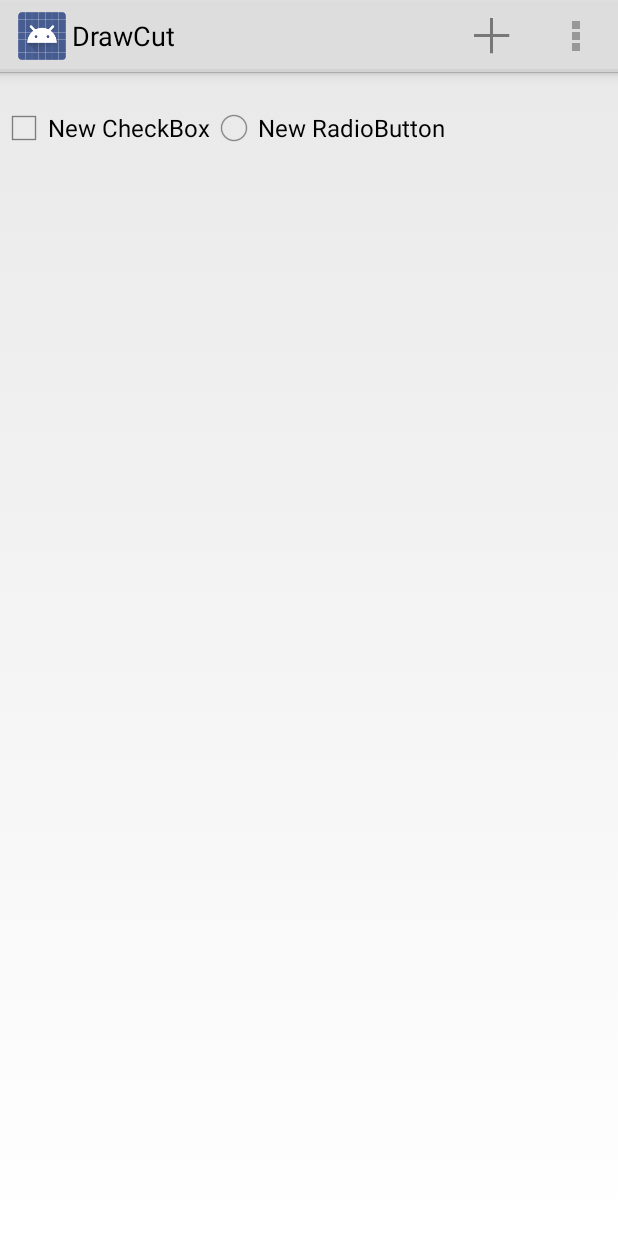
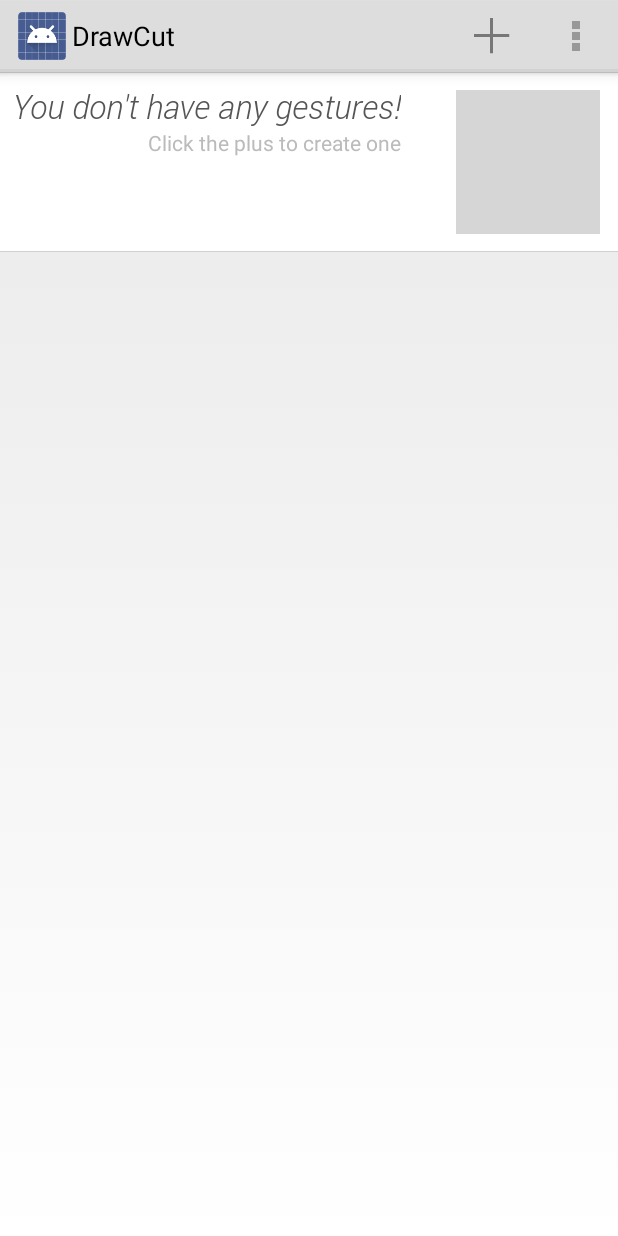
Before and after one commit to martinhath/drawcut, an Android app: the screen it shows after launch (StartActivity), on a phone screen of 412 x 824 dp. Run offline under Robolectric (Android 15) with nearby library versions, the phone set to English and light mode, and no system bars; grey boxes are pictures that could not be loaded.

Commit message:
Made a view for the empty list

```diff
--- a/DrawCut/src/main/java/net/hath/drawcut/ui/fragment/LaunchItemListFragment.java
+++ b/DrawCut/src/main/java/net/hath/drawcut/ui/fragment/LaunchItemListFragment.java
@@ -7,12 +7,14 @@ import android.app.Fragment;
 import android.content.DialogInterface;
 import android.content.Intent;
 import android.content.pm.PackageManager;
+import android.graphics.Typeface;
 import android.os.Bundle;
 import android.view.LayoutInflater;
 import android.view.View;
 import android.view.ViewGroup;
 import android.widget.AdapterView;
 import android.widget.ListView;
+import android.widget.TextView;
 
 import net.hath.drawcut.Observer;
 import net.hath.drawcut.R;
@@ -65,6 +67,8 @@ public class LaunchItemListFragment extends Fragment implements Observer {
     public void onStart() {
         super.onStart();
         View emptyView = getActivity().getLayoutInflater().inflate(R.layout.application_item_empty, null);
+        Typeface tf = Typeface.createFromAsset(getActivity().getAssets(), "fonts/roboto-li.ttf");
+        ((TextView) emptyView.findViewById(R.id.header)).setTypeface(tf);
         ((ViewGroup) getView().getParent()).addView(emptyView);
         listView.setEmptyView(emptyView);
     }
--- a/DrawCut/src/main/res/layout/application_item_empty.xml
+++ b/DrawCut/src/main/res/layout/application_item_empty.xml
@@ -2,23 +2,39 @@
 
 <RelativeLayout xmlns:android="http://schemas.android.com/apk/res/android"
     android:layout_width="match_parent"
-    android:layout_height="match_parent">
+    android:layout_height="match_parent"
+    android:padding="@dimen/margin_medium"
+    android:background="@drawable/white_box">
 
-    <CheckBox
+    <TextView
         android:layout_width="wrap_content"
         android:layout_height="wrap_content"
-        android:text="New CheckBox"
-        android:id="@+id/checkBox"
+        android:text="@string/no_gestures"
+        android:id="@+id/header"
+        android:textSize="@dimen/text_large"
+        android:textColor="@color/grey_dark"
         android:layout_alignParentTop="true"
-        android:layout_alignParentLeft="true"
-        android:layout_alignParentStart="true"
-        android:layout_marginTop="21dp" />
+        android:layout_alignParentLeft="true" />
 
-    <RadioButton
+    <TextView
         android:layout_width="wrap_content"
         android:layout_height="wrap_content"
-        android:text="New RadioButton"
-        android:id="@+id/radioButton"
-        android:layout_alignTop="@+id/checkBox"
-        android:layout_toRightOf="@+id/checkBox" />
+        android:text="@string/click_plus_to_create_one"
+        android:textSize="@dimen/text_small"
+        android:id="@+id/package_name"
+        android:textColor="@color/grey_light"
+        android:layout_below="@+id/header"
+        android:layout_alignRight="@+id/header"
+        android:layout_alignEnd="@+id/header" />
+
+    <ImageView
+        android:layout_width="wrap_content"
+        android:layout_height="wrap_content"
+        android:layout_margin="@dimen/margin_small"
+        android:src="@drawable/ic_action_collapse"
+        android:layout_alignParentTop="true"
+        android:layout_alignParentRight="true"
+        android:layout_alignParentEnd="true"
+        android:layout_centerVertical="true" />
+
 </RelativeLayout>
--- a/DrawCut/src/main/res/values/colors.xml
+++ b/DrawCut/src/main/res/values/colors.xml
@@ -3,6 +3,7 @@
     <color name="white">#ebebeb</color>
     <color name="abs_white">#ffffff</color>
     <color name="grey_lighter">#d0d0d0</color>
+    <color name="grey_light">#bbbbbb</color>
     <color name="grey_dark">#555555</color>
 
     <color name="drawing_color_fresh">#33b5e5</color>
--- a/DrawCut/src/main/res/values/strings.xml
+++ b/DrawCut/src/main/res/values/strings.xml
@@ -24,5 +24,7 @@
     <string name="settings_enable_floater">Enable floater</string>
     <string name="summary_enable_floater">Choose if you want to show or hide the floating button on screen</string>
     <string name="settings_title_floater">Floater</string>
+    <string name="no_gestures">You don\'t have any gestures!</string>
+    <string name="click_plus_to_create_one">Click the plus to create one</string>
 
 </resources>
```
